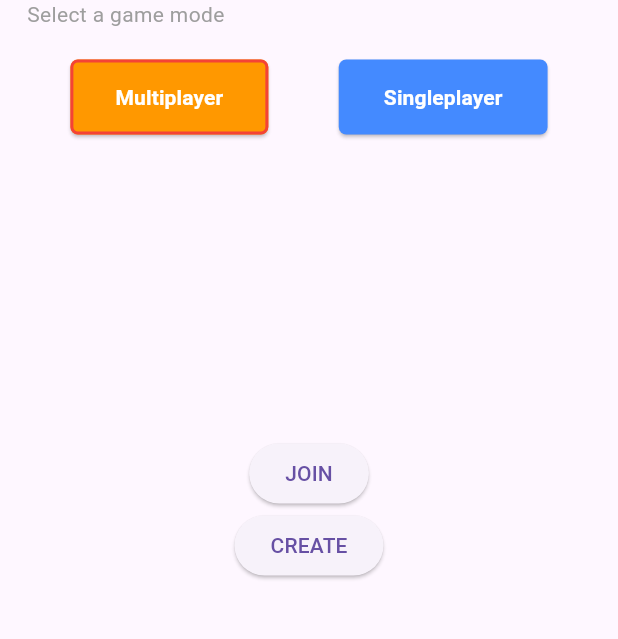
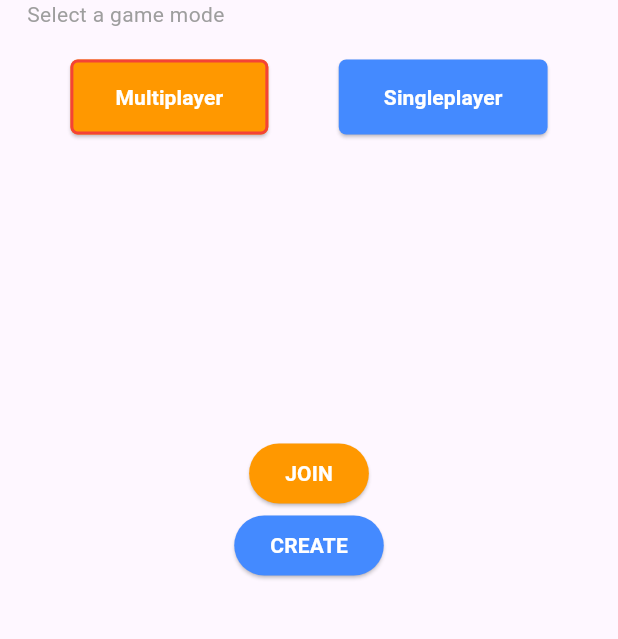
Before and after one commit to IsD4n73/Battle-Shipper, a Flutter app: the screen it shows after launch, after a tap on "Multiplayer", on a phone screen of 412 x 824 dp, the part 119-758 px from its top. Run offline on Flutter 3.47's test engine with Material 2 defaults, Android fonts, the phone set to English and light mode, and no system bars; our stand-ins replace audioplayers, bot_toast, easy_localization, shared_preferences, url_strategy; missing offline and left inert: animated_emoji, dash_flags.

Commit message:
merge with audio

```diff
--- a/assets/translations/en.json
+++ b/assets/translations/en.json
@@ -3,6 +3,11 @@
   "Settings": "Settings",
   "Change Language Warning": "Per l'effetto del cambio lingua riavvia l'app",
   "Change Language Warning Web": "Per l'effetto del cambio lingua ricarica la pagina",
-  "Background Music Volume": "Background Music Volume"
+  "Background Music Volume": "Background Music Volume",
+  "Welcome to Battleship": "Welcome to Battleship",
+  "Select a game mode": "Select a game mode",
+  "Easy": "Easy",
+  "Normal": "Normal",
+  "Hard": "Hard"
 
 }
--- a/assets/translations/it.json
+++ b/assets/translations/it.json
@@ -3,6 +3,11 @@
   "Settings": "Impostazioni",
   "Change Language Warning": "For the effect of language change restart the app",
   "Change Language Warning Web": "For the effect of language change reload the page",
-  "Background Music Volume": "Volume Musica Sottofondo"
+  "Background Music Volume": "Volume Musica Sottofondo",
+  "Welcome to Battleship": "Benvenuto in Battleship",
+  "Select a game mode": "Seleziona una modalità di gioco",
+  "Easy": "Facile",
+  "Normal": "Normale",
+  "Hard": "Difficile"
 
 }
--- a/lib/presenter/view/home/pages/home_page.dart
+++ b/lib/presenter/view/home/pages/home_page.dart
@@ -3,6 +3,8 @@ import 'package:battle_shipper/common/theme/app_color.dart';
 import 'package:battle_shipper/common/utils/enums.dart';
 import 'package:battle_shipper/common/utils/routes.dart';
 import 'package:battle_shipper/presenter/view/widget/battle_ship_button.dart';
+import 'package:battle_shipper/presenter/view/widget/battle_ship_continue_button.dart';
+import 'package:easy_localization/easy_localization.dart';
 import 'package:flutter/material.dart';
 
 import '../widgets/mode_button.dart';
@@ -43,20 +45,24 @@ class _HomePageState extends State<HomePage> {
           mainAxisSize: MainAxisSize.min,
           crossAxisAlignment: CrossAxisAlignment.start,
           children: [
-              const Flexible(
+            Flexible(
                 child: Padding(
-                padding: EdgeInsets.only(left: 18),
-                child: Text("Welcome to Battleship",
-                    style: TextStyle(
+              padding: const EdgeInsets.only(left: 18),
+              child: Text(
+                "Welcome to Battleship".tr(),
+                style: const TextStyle(
                     color: AppColor.primaryColor,
                     fontSize: 16,
-                        fontWeight: FontWeight.bold)),
+                    fontWeight: FontWeight.bold),
+              ).tr(),
             )),
-              const Flexible(
+            Flexible(
                 child: Padding(
-                padding: EdgeInsets.only(left: 18, bottom: 10),
-                child: Text("Select a game mode",
-                    style: TextStyle(color: Colors.grey)),
+              padding: const EdgeInsets.only(left: 18, bottom: 10),
+              child: Text(
+                "Select a game mode".tr(),
+                style: const TextStyle(color: Colors.grey),
+              ),
             )),
             Flexible(
               child: Padding(
@@ -97,14 +103,14 @@ class _HomePageState extends State<HomePage> {
                 ? Align(
                     alignment: Alignment.center,
                     child: SingleChildScrollView(
-                        padding: EdgeInsets.symmetric(vertical: 10),
+                        padding: const EdgeInsets.symmetric(vertical: 10),
                         scrollDirection: Axis.horizontal,
                         child: Row(
                           children: [
                             ModeButton(
                                 selected: singleMode == "Easy",
                                 emoji: AnimatedEmojis.smile,
-                                text: "Easy",
+                                text: "Easy".tr(),
                                 onPressed: () {
                                   setState(() {
                                     singleMode = "Easy";
@@ -113,7 +119,7 @@ class _HomePageState extends State<HomePage> {
                             ModeButton(
                                 selected: singleMode == "Normal",
                                 emoji: AnimatedEmojis.neutralFace,
-                                text: "Normal",
+                                text: "Normal".tr(),
                                 onPressed: () {
                                   setState(() {
                                     singleMode = "Normal";
@@ -122,15 +128,16 @@ class _HomePageState extends State<HomePage> {
                             ModeButton(
                                 selected: singleMode == "Hard",
                                 emoji: AnimatedEmojis.screaming,
-                                text: "Hard",
+                                text: "Hard".tr(),
                                 onPressed: () {
                                   setState(() {
                                     singleMode = "Hard";
                                   });
                                 }),
                             ModeButton(
-                                selected:
-                                    singleMode == "Battleshipper" ? true : false,
+                                selected: singleMode == "Battleshipper"
+                                    ? true
+                                    : false,
                                 emoji: AnimatedEmojis.impSmile,
                                 text: "Battleshipper",
                                 onPressed: () {
@@ -141,18 +148,28 @@ class _HomePageState extends State<HomePage> {
                           ],
                         )),
                   )
-                  : SizedBox.shrink(),
+                : const SizedBox.shrink(),
             Center(
               heightFactor: isPortrait ? 5 : 2,
-                child: Column(children: [
-                  ElevatedButton(onPressed: () {}, child: Text("JOIN")),
+              child: Column(
+                children: [
+                  BattleShipContinueButton(
+                    text: "JOIN",
+                    buttonType: BattleShipButtonType.light,
+                    onPressed: () {},
+                  ),
                   !singlePlayer
-                      ? ElevatedButton(onPressed: () {}, child: Text("CREATE"))
-                      : SizedBox.shrink(),
-                ],),
+                      ? BattleShipContinueButton(
+                          text: "CREATE",
+                          buttonType: BattleShipButtonType.dark,
+                          onPressed: () {},
                         )
-
-            ]),
+                      : const SizedBox.shrink(),
+                ],
+              ),
+            ),
+          ],
+        ),
       ),
     );
   }
--- a/lib/presenter/view/settings/settings_page.dart
+++ b/lib/presenter/view/settings/settings_page.dart
@@ -1,5 +1,5 @@
 import 'package:battle_shipper/view/settings/widget/audiobg_widget.dart';
-import 'widget/language_widget.dart';
+import '../../../view/settings/widget/language_widget.dart';
 import 'package:easy_localization/easy_localization.dart';
 import 'package:flutter/material.dart';
 
--- a/lib/presenter/view/widget/battle_ship_continue_button.dart
+++ b/lib/presenter/view/widget/battle_ship_continue_button.dart
@@ -0,0 +1,40 @@
+import 'package:flutter/material.dart';
+
+import '../../../common/theme/app_color.dart';
+import '../../../common/utils/enums.dart';
+
+class BattleShipContinueButton extends StatelessWidget {
+  final String text;
+  final void Function()? onPressed;
+  final BattleShipButtonType buttonType;
+
+  const BattleShipContinueButton(
+      {super.key,
+      required this.text,
+      this.onPressed,
+      required this.buttonType});
+
+  @override
+  Widget build(BuildContext context) {
+    return ElevatedButton(
+      style: ElevatedButton.styleFrom(
+        backgroundColor: buttonType == BattleShipButtonType.dark
+            ? AppColor.primaryColor
+            : AppColor.terziaryColor,
+        foregroundColor: Colors.white,
+        shape: const RoundedRectangleBorder(
+          borderRadius: BorderRadius.all(
+            Radius.circular(30),
+          ),
+        ),
+      ),
+      onPressed: onPressed,
+      child: Text(
+        text,
+        style: const TextStyle(
+          fontWeight: FontWeight.bold,
+        ),
+      ),
+    );
+  }
+}
--- a/lib/view/settings/widget/audiobg_widget.dart
+++ b/lib/view/settings/widget/audiobg_widget.dart
@@ -1,3 +1,4 @@
+import 'package:battle_shipper/common/theme/app_color.dart';
 import 'package:battle_shipper/common/utils/audio.dart';
 import 'package:battle_shipper/common/utils/key_const.dart';
 import 'package:easy_localization/easy_localization.dart';
@@ -34,15 +35,15 @@ class _AudioBgWidgetState extends State<AudioBgWidget> {
       child: Column(
         crossAxisAlignment: CrossAxisAlignment.start,
         children: [
-          const Text("Volume Musica Sottofondo").tr(),
+          const Text("Background Music Volume").tr(),
           Slider(
             value: currentVolumeSlider,
             max: 100,
             min: 0,
             divisions: 100,
             label: currentVolumeSlider.round().toString(),
-            activeColor: Colors.red,
-            inactiveColor: Colors.orange,
+            activeColor: AppColor.secondaryColor,
+            inactiveColor: AppColor.terziaryColor,
             onChangeEnd: (value) async {
               final SharedPreferences prefs =
                   await SharedPreferences.getInstance();
@@ -51,8 +52,6 @@ class _AudioBgWidgetState extends State<AudioBgWidget> {
                 currentVolumeSlider = value;
                 currentVolume = value / 100;
               });
-
-              print("current volume value $currentVolume");
 
               await prefs.setDouble(KeyConst.sharedVolume, currentVolume);
               await Audio.playerBg.setVolume(currentVolume);
@@ -66,8 +65,6 @@ class _AudioBgWidgetState extends State<AudioBgWidget> {
                 currentVolume = value / 100;
               });
 
-              print("current volume value $currentVolume");
-
               await prefs.setDouble(KeyConst.sharedVolume, currentVolume);
               await Audio.playerBg.setVolume(currentVolume);
             },
--- a/pubspec.yaml
+++ b/pubspec.yaml
@@ -76,9 +76,9 @@ flutter:
     - assets/audio/
     - assets/translations/
     - packages/animated_emoji/lottie/smile.json
-    - packages/animated_emoji/lottie/neutral-face.json
+    - packages/animated_emoji/lottie/neutralFace.json
     - packages/animated_emoji/lottie/screaming.json
-    - packages/animated_emoji/lottie/imp-smile.json
+    - packages/animated_emoji/lottie/impSmile.json
   #   - images/a_dot_ham.jpeg
 
   # An image asset can refer to one or more resolution-specific "variants", see
```
Also changed, not shown: pubspec.lock. Lines whose indentation alone changed are shown as unchanged.
